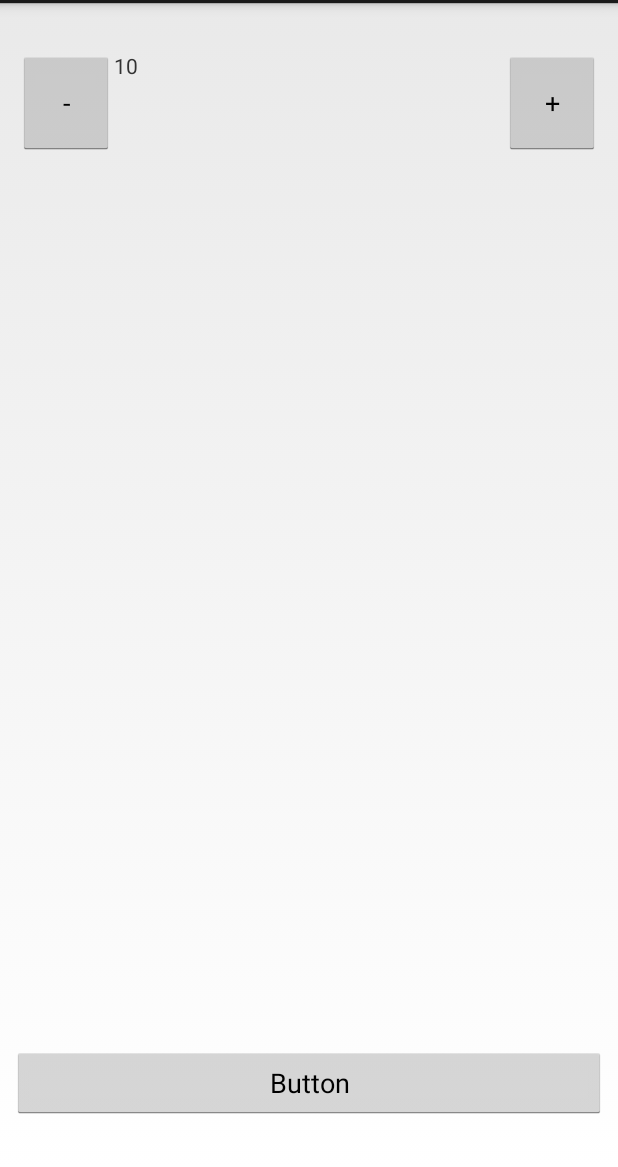
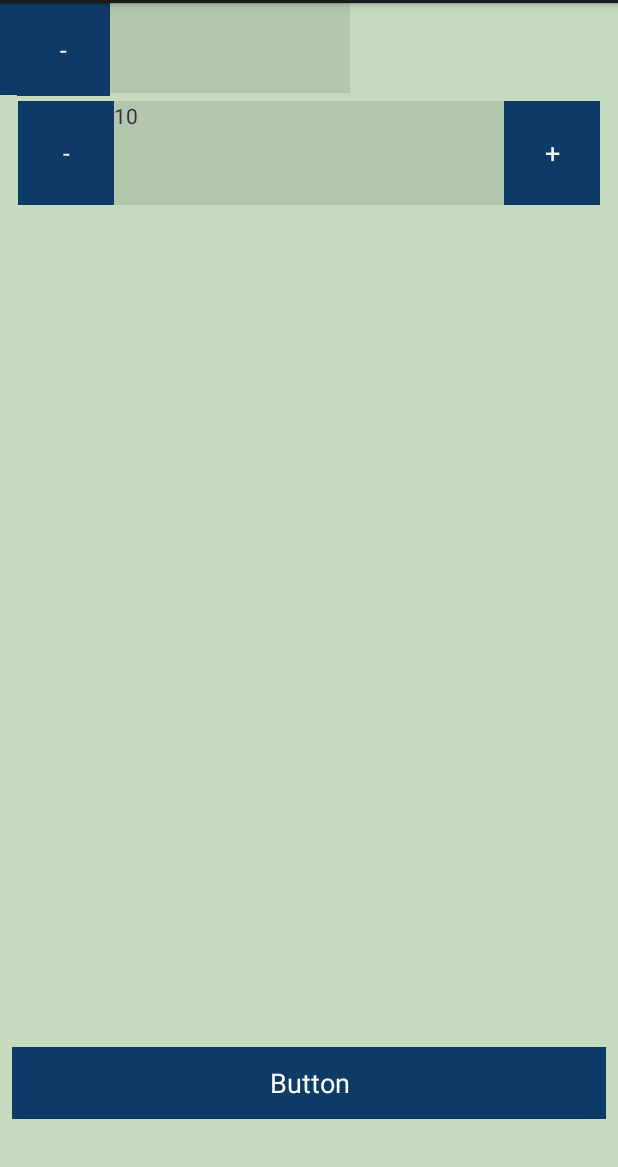
Before and after one commit to liquidwhale/SovietTimer, an Android app: the screen it shows after launch (MainActivity), on a phone screen of 412 x 824 dp, the part 69-1236 px from its top. Run offline under Robolectric (Android 15) with nearby library versions, the phone set to English and light mode, and no system bars.

Commit message:
Improve main layout

```diff
--- a/app/src/main/res/layout/activity_main.xml
+++ b/app/src/main/res/layout/activity_main.xml
@@ -5,7 +5,42 @@
     android:id="@+id/activity_main"
     android:layout_width="match_parent"
     android:layout_height="match_parent"
-    tools:context="cloud.akadem.soviettimer.MainActivity">
+    tools:context="cloud.akadem.soviettimer.MainActivity"
+    android:background="#c6dabf">
+
+    <TextView
+        android:id="@+id/textView3"
+        android:layout_width="233dp"
+        android:layout_height="60dp"
+        android:layout_weight="0.7"
+        android:background="#b4c7ae"
+        tools:layout_editor_absoluteX="76dp"
+        tools:layout_editor_absoluteY="159dp" />
+
+    <Button
+        android:id="@+id/button2"
+        android:layout_width="63dp"
+        android:layout_height="61dp"
+        android:background="#0d3b66"
+        android:onClick="increaseTimePeriod"
+        android:text="+"
+        android:textColor="@android:color/white"
+        tools:layout_editor_absoluteX="305dp"
+        tools:layout_editor_absoluteY="159dp" />
+
+    <Button
+        android:id="@+id/minusButton"
+        style="@android:style/DeviceDefault.Light.ButtonBar"
+        android:layout_width="62dp"
+        android:layout_height="62dp"
+        android:layout_marginLeft="11dp"
+        android:layout_marginStart="11dp"
+        android:background="#0d3b66"
+        android:onClick="decreaseTimePeriod"
+        android:text="-"
+        android:textColor="@android:color/white"
+        app:layout_constraintLeft_toLeftOf="parent"
+        tools:layout_editor_absoluteY="159dp" />
 
     <Button
         android:text="Button"
@@ -13,7 +48,7 @@
         android:layout_height="wrap_content"
         android:id="@+id/startTimerButton"
         android:elevation="0dp"
-        tools:text=""
+        tools:text="start"
         android:onClick="startTimer"
         tools:layout_constraintRight_creator="1"
         tools:layout_constraintBottom_creator="1"
@@ -25,47 +60,57 @@
         android:layout_marginLeft="8dp"
         android:layout_marginRight="8dp"
         android:layout_marginStart="8dp"
-        android:layout_marginEnd="8dp" />
+        android:layout_marginEnd="8dp"
+        android:background="#0d3b66"
+        android:textColor="@android:color/white"/>
 
     <LinearLayout
-        android:orientation="horizontal"
         android:layout_width="0dp"
         android:layout_height="69dp"
-        tools:layout_constraintTop_creator="1"
+        android:layout_marginEnd="12dp"
+        android:layout_marginStart="12dp"
+        android:layout_marginTop="65dp"
+        android:orientation="horizontal"
+        app:layout_constraintLeft_toLeftOf="parent"
+        app:layout_constraintRight_toRightOf="parent"
+        app:layout_constraintTop_toTopOf="parent"
+        tools:layout_constraintLeft_creator="1"
         tools:layout_constraintRight_creator="1"
-        android:layout_marginStart="12dp"
-        android:layout_marginEnd="12dp"
-        app:layout_constraintRight_toRightOf="parent"
-        android:layout_marginTop="32dp"
-        tools:layout_constraintLeft_creator="1"
-        app:layout_constraintLeft_toLeftOf="parent"
-        app:layout_constraintTop_toTopOf="parent">
+        tools:layout_constraintTop_creator="1">
 
         <Button
-            android:text="-"
+            android:id="@+id/minusButton"
+            style="@android:style/DeviceDefault.Light.ButtonBar"
             android:layout_width="wrap_content"
             android:layout_height="match_parent"
+            android:background="#0d3b66"
+            android:onClick="decreaseTimePeriod"
+            android:text="-"
+            android:textColor="@android:color/white"
+            tools:layout_editor_absoluteX="305dp"
             tools:layout_editor_absoluteY="25dp"
-            tools:layout_editor_absoluteX="305dp"
-            android:id="@+id/minusButton"
-            android:onClick="decreaseTimePeriod" />
+            />
 
         <TextView
+            android:id="@+id/textView"
             android:layout_width="0dp"
             android:layout_height="match_parent"
+            android:layout_weight="0.7"
+            tools:layout_editor_absoluteX="93dp"
             tools:layout_editor_absoluteY="25dp"
-            tools:layout_editor_absoluteX="93dp"
-            android:id="@+id/textView"
-            android:layout_weight="0.7" />
+            android:background="#b4c7ae"/>
 
         <Button
-            android:text="+"
+            android:id="@+id/plusButton"
             android:layout_width="wrap_content"
             android:layout_height="match_parent"
+            android:onClick="increaseTimePeriod"
+            android:text="+"
+            tools:layout_editor_absoluteX="305dp"
             tools:layout_editor_absoluteY="25dp"
-            tools:layout_editor_absoluteX="305dp"
-            android:id="@+id/plusButton"
-            android:onClick="increaseTimePeriod" />
+            android:background="#0d3b66"
+            android:textColor="@android:color/white"/>
+
 
     </LinearLayout>
 
```
